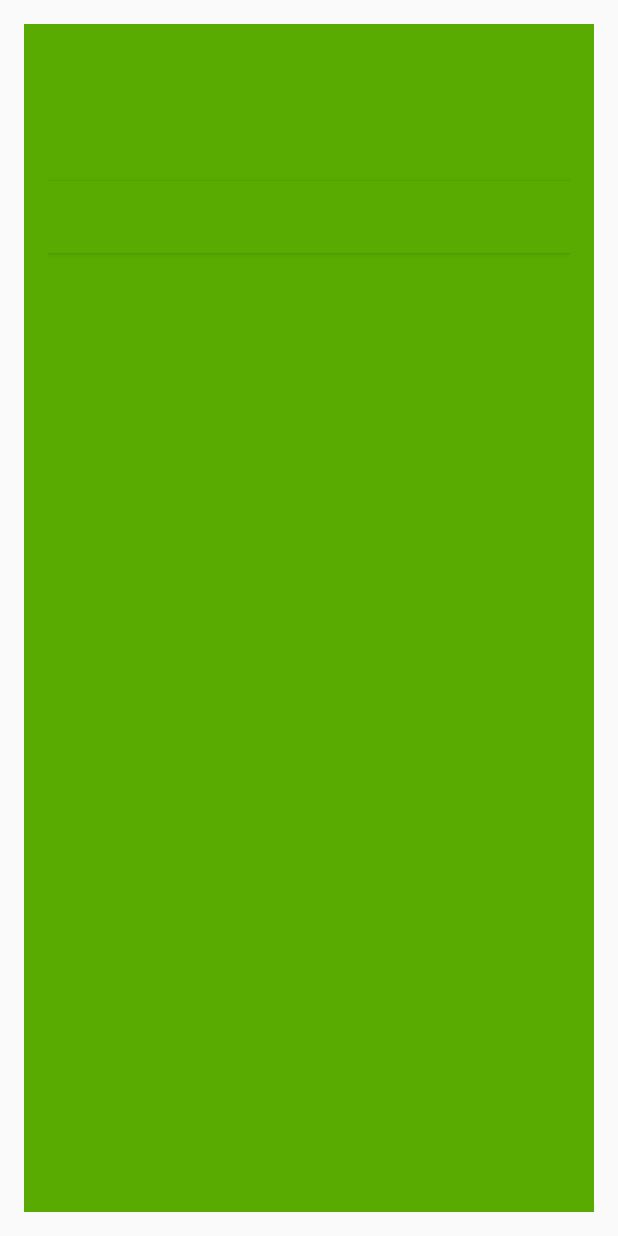
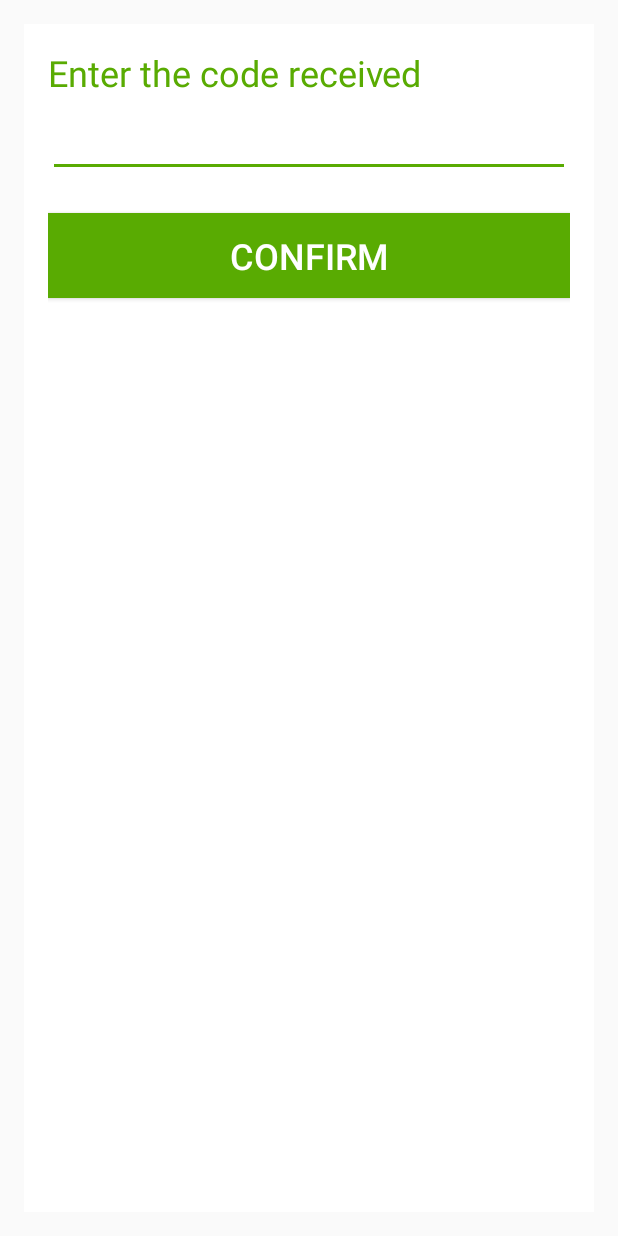
Before and after one commit to dharaniab98/sukes, an Android app: the layout dialog_confirm_otp.xml on its own in the app's theme, with its tools: preview values and no code run, on a phone screen of 412 x 824 dp. Run offline under Robolectric (Android 15) with nearby library versions, the phone set to English and light mode, and no system bars.

Commit message:
added splash screen and dialog for otp conformation

```diff
--- a/app/src/main/res/layout/content_main.xml
+++ b/app/src/main/res/layout/content_main.xml
@@ -18,7 +18,7 @@
         <ViewFlipper
             android:layout_width="match_parent"
             android:layout_height="240dp"
-            android:flipInterval="5000"
+            android:flipInterval="4000"
             android:autoStart="true"
             android:animateFirstView="true"
             android:inAnimation="@anim/fade_in"
--- a/app/src/main/res/layout/dialog_confirm_otp.xml
+++ b/app/src/main/res/layout/dialog_confirm_otp.xml
@@ -5,17 +5,20 @@
     android:layout_margin="@dimen/activity_horizontal_margin"
     android:layout_width="match_parent"
     android:layout_height="match_parent"
-    android:background="@color/colorPrimaryDark"
+    android:background="#fff"
     android:orientation="vertical"
     >
     <TextView
-        android:textColor="@color/colorAccent"
+        android:textColor="#59ab02"
+        android:textSize="24sp"
         android:text="Enter the code received"
         android:layout_width="wrap_content"
         android:layout_height="wrap_content" />
 
     <EditText
         android:id="@+id/editTextOtp"
+        android:textSize="24sp"
+        android:textColor="#59bb02"
         android:layout_width="match_parent"
         android:layout_height="wrap_content"
         android:inputType="textEmailAddress" />
@@ -29,7 +32,8 @@
         android:background="@color/colorPrimary"
         android:padding="12dp"
         android:text="Confirm"
-        android:textColor="@color/colorAccent" />
+        android:textColor="#fff"
+        android:textSize="24sp"/>
 
 
 </LinearLayout>
```
Also changed, not shown: app/src/main/AndroidManifest.xml (+12 -6 lines), app/src/main/java/com/example/dharani/navigation/Signup_Activity.java (+101 -5 lines), app/src/main/java/com/example/dharani/navigation/SplashScreenActivity.java (added, +43 -0 lines), app/src/main/res/layout/activity_splash_screen.xml (added, +25 -0 lines), app/src/main/res/raw/login_background.png (added), app/src/main/res/raw/logo.png (added), 1 other file.
